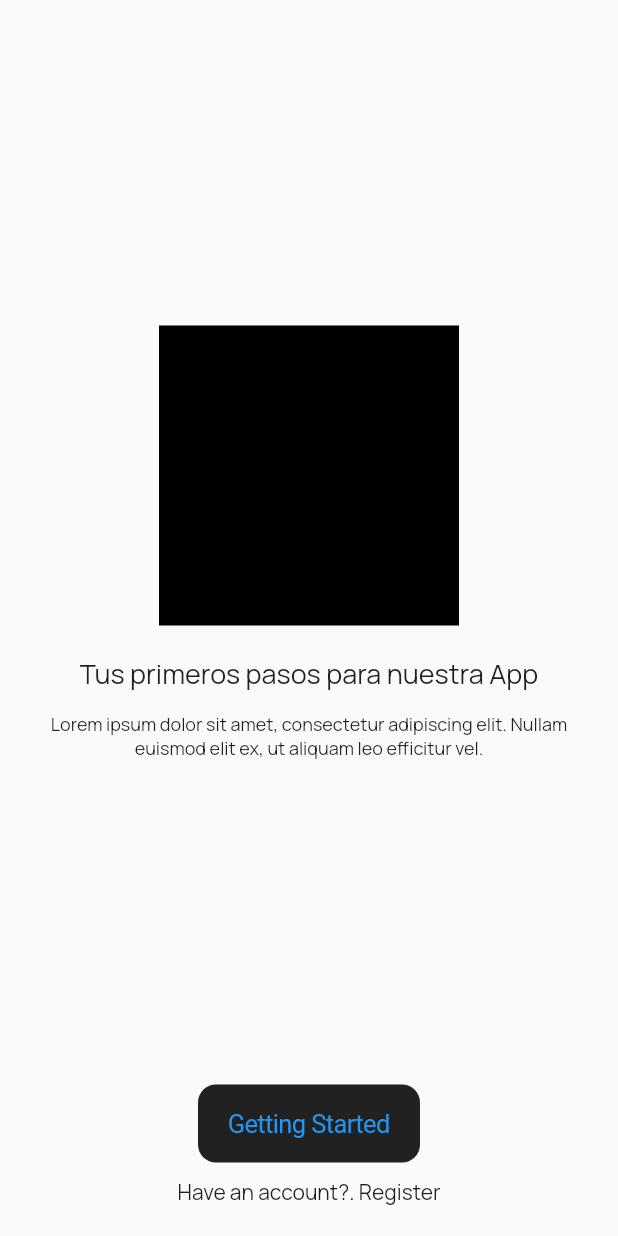
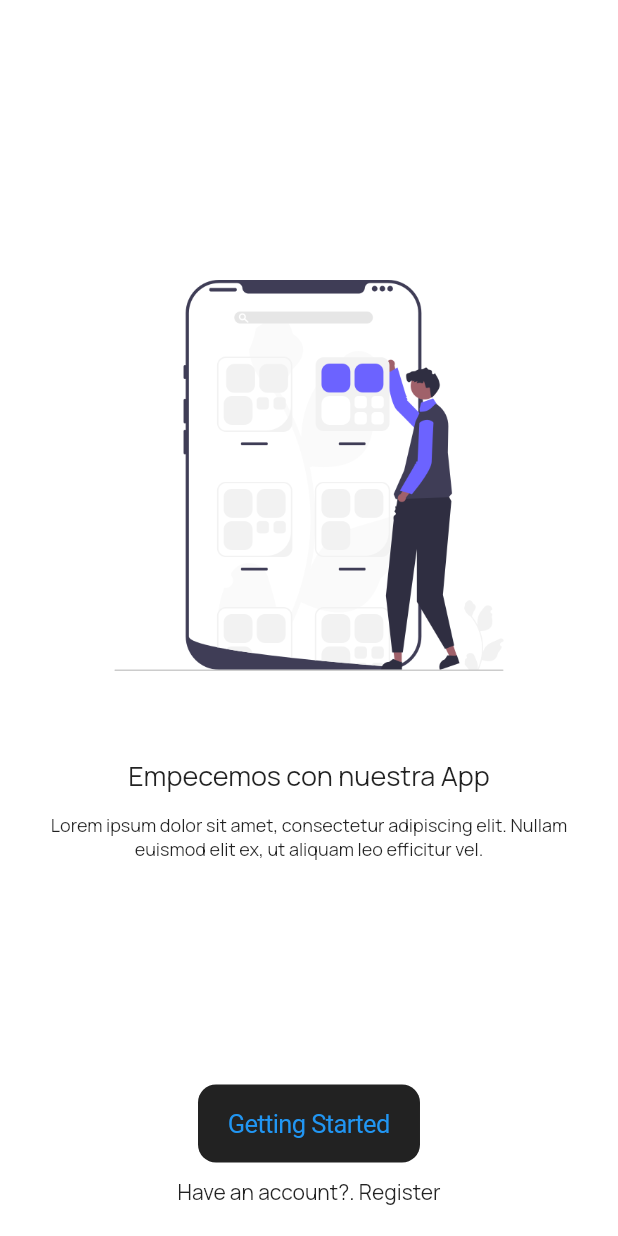
Before and after one commit to dafm10/flutter_codigo4_fulltechnology, a Flutter app: the screen it shows after launch, on a phone screen of 412 x 824 dp. Run offline on Flutter 3.47's test engine with Material 2 defaults, Android fonts, the phone set to English and light mode, and no system bars; our stand-ins replace carousel_slider, cloud_firestore, firebase_auth, firebase_core, firebase_messaging, flutter_local_notifications and 4 more; accounts and stored records are empty.

Commit message:
started 3

```diff
--- a/lib/main.dart
+++ b/lib/main.dart
@@ -3,7 +3,7 @@ import 'package:flutter/material.dart';
 import 'package:flutter_codigo4_fulltechnology/pages/admin/home_admin_page.dart';
 import 'package:flutter_codigo4_fulltechnology/pages/admin/login_admin_page.dart';
 import 'package:flutter_codigo4_fulltechnology/pages/seller/home_seller_page.dart';
-import 'package:flutter_codigo4_fulltechnology/pages/started_page.dart';
+import 'package:flutter_codigo4_fulltechnology/pages/pruebas/started_page.dart';
 import 'package:flutter_codigo4_fulltechnology/provider/shopping_provider.dart';
 import 'package:flutter_codigo4_fulltechnology/utils/push_notification_service.dart';
 import 'package:flutter_codigo4_fulltechnology/utils/sp_global.dart';
--- a/lib/pages/started_page.dart
+++ b/lib/pages/pruebas/started_page.dart
@@ -43,6 +43,7 @@ class _StartedPageState extends State<StartedPage> {
   @override
   Widget build(BuildContext context) {
     return Scaffold(
+      backgroundColor: Colors.white,
       body: Container(
         padding: const EdgeInsets.all(20.0),
         child: Column(
@@ -52,22 +53,19 @@ class _StartedPageState extends State<StartedPage> {
                 physics: const BouncingScrollPhysics(),
                 controller: _pageController,
                 scrollDirection: Axis.horizontal,
-                itemCount: 3,
+                itemCount: slideList.length,
                 onPageChanged: _onPageChange,
                 itemBuilder: (context, index) {
                   return Column(
                     mainAxisAlignment: MainAxisAlignment.center,
                     children: [
-                      Container(
-                        height: 200.0,
-                        width: 200.0,
-                        color: Colors.black,
-                      ),
+                      Image.asset(
+                          "assets/images/${slideList[index].image}.png"),
                       const SizedBox(
                         height: 20.0,
                       ),
                       Text(
-                        "Tus primeros pasos para nuestra App",
+                        slideList[index].title,
                         style: TextStyle(
                           fontSize: 18.0,
                         ),
@@ -76,7 +74,7 @@ class _StartedPageState extends State<StartedPage> {
                         height: 12.0,
                       ),
                       Text(
-                        "Lorem ipsum dolor sit amet, consectetur adipiscing elit. Nullam euismod elit ex, ut aliquam leo efficitur vel.",
+                        slideList[index].subtitle,
                         textAlign: TextAlign.center,
                         style: TextStyle(
                           fontSize: 12.0,
@@ -116,3 +114,36 @@ class _StartedPageState extends State<StartedPage> {
     );
   }
 }
+
+class Slide {
+  final String image;
+  final String title;
+  final String subtitle;
+
+  Slide({
+    required this.image,
+    required this.title,
+    required this.subtitle,
+  });
+}
+
+final slideList = [
+  Slide(
+    image: '1',
+    title: "Empecemos con nuestra App",
+    subtitle:
+        "Lorem ipsum dolor sit amet, consectetur adipiscing elit. Nullam euismod elit ex, ut aliquam leo efficitur vel.",
+  ),
+  Slide(
+    image: '2',
+    title: "Empecemos con nuestra App",
+    subtitle:
+        "Lorem ipsum dolor sit amet, consectetur adipiscing elit. Nullam euismod elit ex, ut aliquam leo efficitur vel.",
+  ),
+  Slide(
+    image: '3',
+    title: "Empecemos con nuestra App",
+    subtitle:
+        "Lorem ipsum dolor sit amet, consectetur adipiscing elit. Nullam euismod elit ex, ut aliquam leo efficitur vel.",
+  ),
+];
```
Also changed, not shown: assets/images/1.png (added), assets/images/2.png (added), assets/images/3.png (added).
